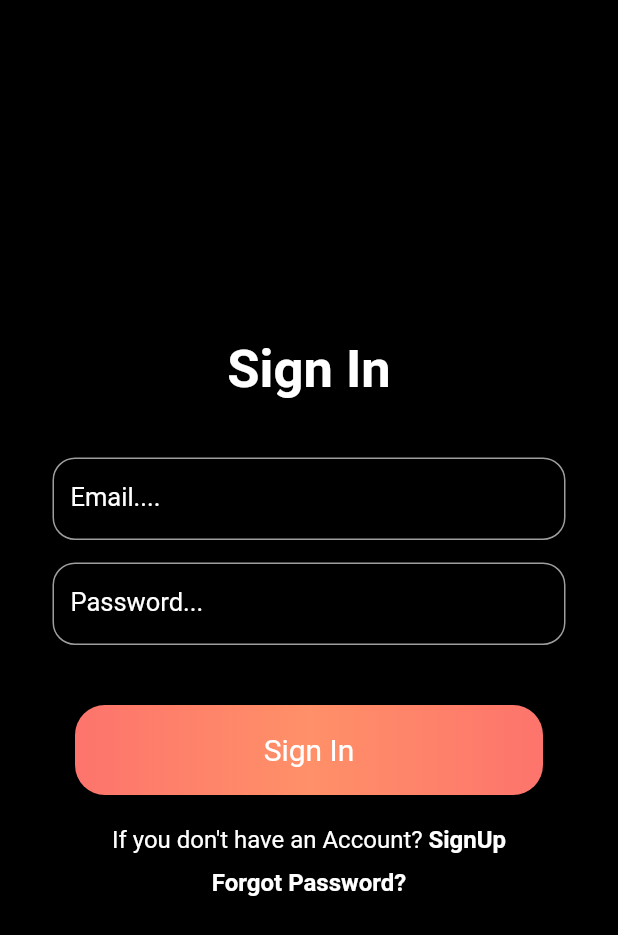
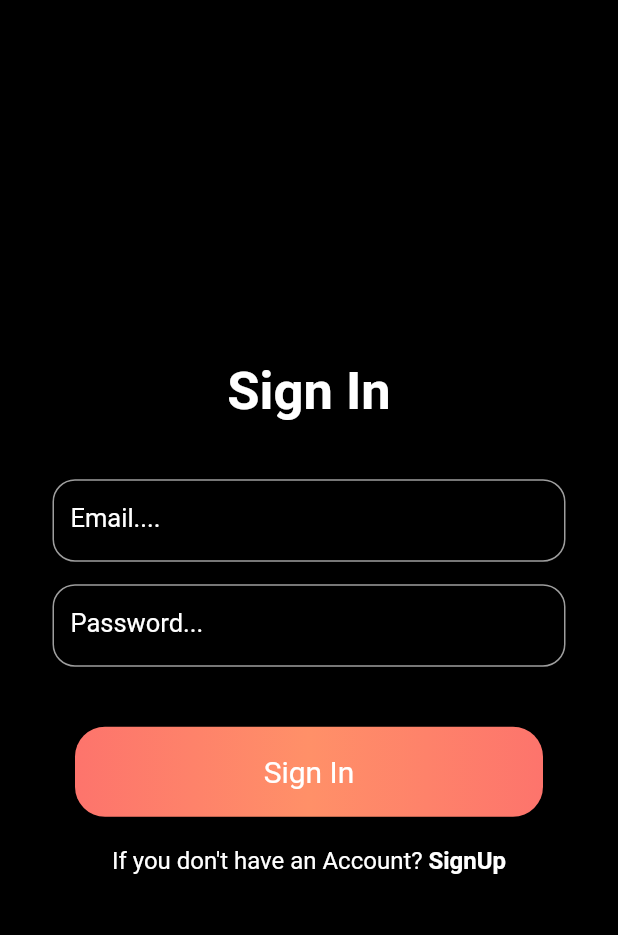
Before and after one commit to IITG-location-tracking-app/location_tracking_app_iitg, a Flutter app: the screen it shows after launch, on a phone screen of 412 x 824 dp. Shown: the top 935 px of the screen. Run offline on Flutter 3.47's test engine with Material 2 defaults, Android fonts, the phone set to English and light mode, and no system bars; our stand-ins replace cloud_firestore, firebase_auth, firebase_core, firebase_storage, flutter_spinkit, flutter_svg and 4 more; missing offline and left inert: geoflutterfire; accounts and stored records are empty.

```diff
--- a/lib/main.dart
+++ b/lib/main.dart
@@ -32,6 +32,7 @@ class MyApp extends StatelessWidget {
           '/signup' : (context) => SignUpPage(),
           '/profile':(context)=> ProfilePage(),
         },
+        debugShowCheckedModeBanner: false,
       ),
     );
   }
--- a/lib/pages/Authenticate/SignInPage.dart
+++ b/lib/pages/Authenticate/SignInPage.dart
@@ -82,17 +82,17 @@ class _SignInPageState extends State<SignInPage> {
                         ),
                       ],
                     ),
-                    SizedBox(
-                      height: 10,
-                    ),
-                    Text(
-                      "Forgot Password?",
-                      style: TextStyle(
-                        color: Colors.white,
-                        fontSize: 16,
-                        fontWeight: FontWeight.w600,
-                      ),
-                    ),
+                    // SizedBox(
+                    //   height: 10,
+                    // ),
+                    // Text(
+                    //   "Forgot Password?",
+                    //   style: TextStyle(
+                    //     color: Colors.white,
+                    //     fontSize: 16,
+                    //     fontWeight: FontWeight.w600,
+                    //   ),
+                    // ),
                   ],
                 ),
               ),
```
Also changed, not shown: lib/pages/Profile/profilePage.dart (+6 -6 lines), pubspec.lock.
